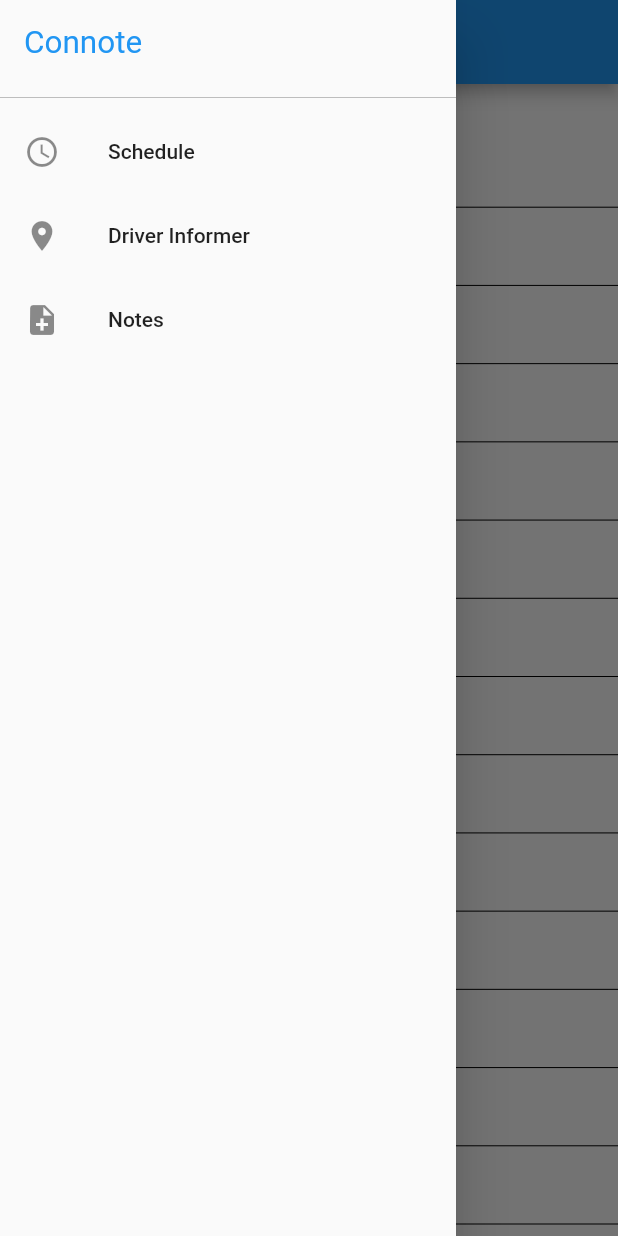
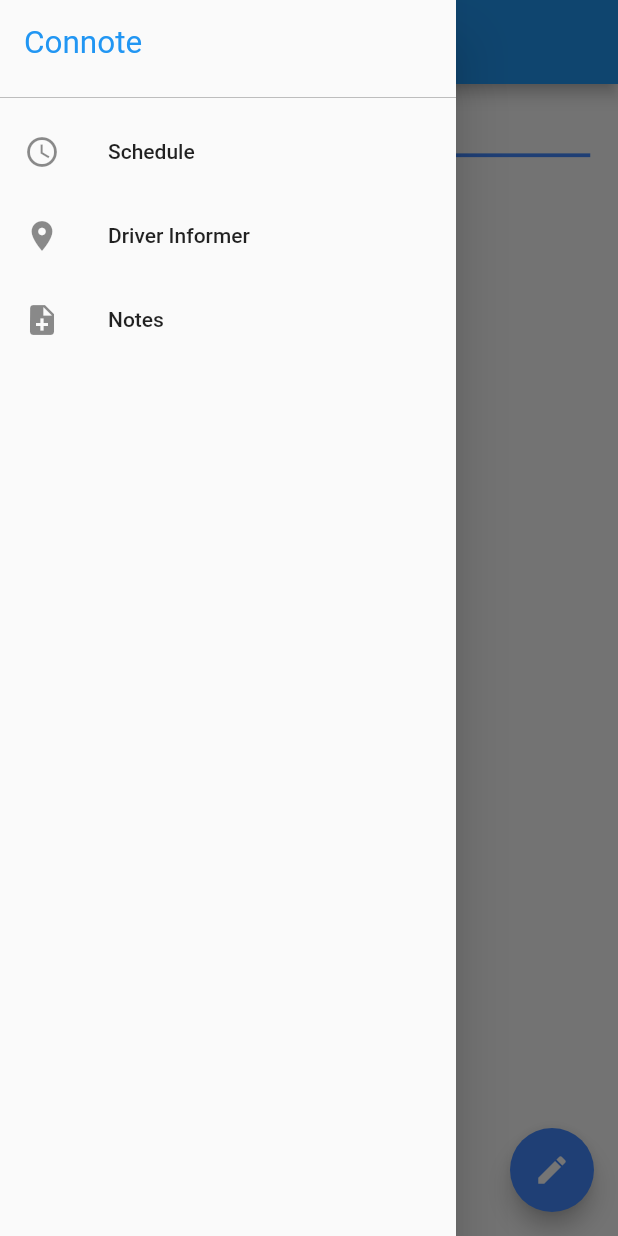
Before and after one commit to VVarsha6/connote202, a Flutter app: the NotesScreen screen opened by its route, with the side drawer open, on a phone screen of 412 x 824 dp. Run offline on Flutter 3.47's test engine with Material 2 defaults, Android fonts, the light colour scheme and no system bars; our stand-ins replace auto_size_text, firebase_auth, firebase_core, modal_progress_hud, shared_preferences, table_calendar and 1 more; accounts and stored records are empty.

Commit message:
initial commit

```diff
--- /dev/null
+++ b/lib/Models/NotesPage.dart
@@ -0,0 +1,38 @@
+import 'package:flutter/material.dart';
+
+final List<String> noteDescription = [];
+final List<String> noteHeading = [];
+TextEditingController noteHeadingController = new TextEditingController();
+TextEditingController noteDescriptionController = new TextEditingController();
+FocusNode textSecondFocusNode = new FocusNode();
+
+int notesHeaderMaxLenth = 25;
+int notesDescriptionMaxLines = 10;
+int notesDescriptionMaxLenth;
+String deletedNoteHeading = "";
+String deletedNoteDescription = "";
+
+List<Color> noteColor = [
+  Colors.pink[50],
+  Colors.green[50],
+  Colors.blue[50],
+  Colors.orange[50],
+  Colors.indigo[50],
+  Colors.red[50],
+  Colors.yellow[50],
+  Colors.brown[50],
+  Colors.teal[50],
+  Colors.purple[50],
+];
+List<Color> noteMarginColor = [
+  Colors.pink[300],
+  Colors.green[300],
+  Colors.blue[300],
+  Colors.orange[300],
+  Colors.indigo[300],
+  Colors.red[300],
+  Colors.yellow[300],
+  Colors.brown[300],
+  Colors.teal[300],
+  Colors.purple[300],
+];
--- a/lib/notesscr.dart
+++ b/lib/notesscr.dart
@@ -1,6 +1,7 @@
 import 'package:flutter/material.dart';
 import 'schedulescr.dart';
 import 'driverscr.dart';
+import 'Notes.dart';
 
 class NotesScreen extends StatefulWidget {
   static const id = "notes_scr";
@@ -16,59 +17,7 @@ class _NotesScreenState extends State<NotesScreen> {
         title: Text('Notes'),
       ),
       drawer: Sidenav(),
-      body: SafeArea(
-        child: Column(
-          mainAxisAlignment: MainAxisAlignment.spaceBetween,
-          children: [
-            Text(
-              'Take Notes',
-              style: TextStyle(color: Colors.black, fontSize: 32),
-            ),
-            Divider(
-              color: Colors.black,
-            ),
-            Divider(
-              color: Colors.black,
-            ),
-            Divider(
-              color: Colors.black,
-            ),
-            Divider(
-              color: Colors.black,
-            ),
-            Divider(
-              color: Colors.black,
-            ),
-            Divider(
-              color: Colors.black,
-            ),
-            Divider(
-              color: Colors.black,
-            ),
-            Divider(
-              color: Colors.black,
-            ),
-            Divider(
-              color: Colors.black,
-            ),
-            Divider(
-              color: Colors.black,
-            ),
-            Divider(
-              color: Colors.black,
-            ),
-            Divider(
-              color: Colors.black,
-            ),
-            Divider(
-              color: Colors.black,
-            ),
-            Divider(
-              color: Colors.black,
-            ),
-          ],
-        ),
-      ),
+      body: NotesPage(),
     );
   }
 }
--- a/pubspec.yaml
+++ b/pubspec.yaml
@@ -35,6 +35,7 @@ dependencies:
   cloud_firestore: ^1.0.2
   modal_progress_hud: ^0.1.3
   toast: ^0.1.3
+  auto_size_text: ^2.1.0
 
 dev_dependencies:
   flutter_test:
```
Also changed, not shown: lib/Notes.dart (added, +395 -0 lines), pubspec.lock.
